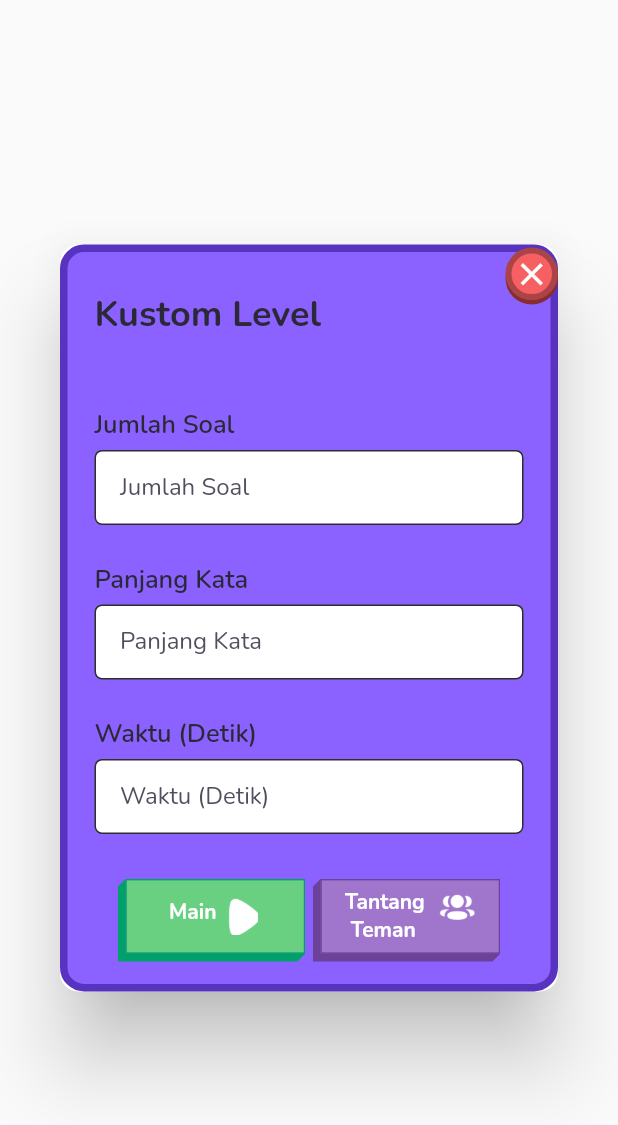
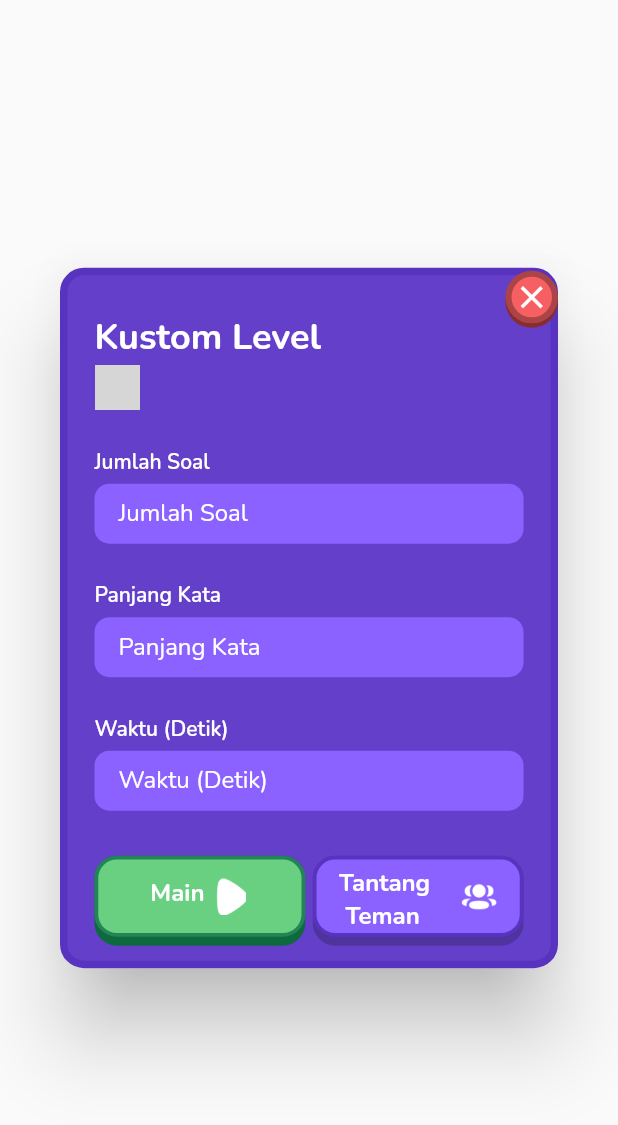
Before and after one commit to gdochadipa/acak-kata-mobile, a Flutter app: the CustomMatchForm widget shown alone on an empty page, opened directly with empty values, on a phone screen of 412 x 824 dp. Shown: the top 1125 px of the screen. Run offline on Flutter 3.47's test engine with Material 2 defaults, Android fonts, the phone set to English and light mode, and no system bars; our stand-ins replace animate_do, auto_size_text, bouncing_widget, confetti, datetime_picker_formfield, flutter_staggered_animations and 8 more; accounts and stored records are empty; network calls fail; grey boxes are pictures that could not be loaded.

Commit message:
stage-6-1-1

```diff
--- a/lib/widgets/level_card.dart
+++ b/lib/widgets/level_card.dart
@@ -73,13 +73,26 @@ class _ItemLevelCardState extends State<ItemLevelCard> {
                                           style: whiteTextStyle.copyWith(
                                               fontSize: 21, fontWeight: bold),
                                         ),
+                                        Row(
+                                          children: [
+                                            Image.asset(
+                                              'assets/images/${widget.languageModel!.language_icon}',
+                                              width: 30,
+                                              height: 30,
+                                            ),
+                                            const SizedBox(
+                                              width: 10,
+                                            ),
                                             Text(
                                               (setLanguage.code == 'en'
                                                   ? '${widget.languageModel!.language_name_en}'
                                                   : '${widget.languageModel!.language_name_id}'),
                                               style: whiteTextStyle.copyWith(
-                                              fontSize: 14, fontWeight: bold),
+                                                  fontSize: 14,
+                                                  fontWeight: bold),
                                             )
+                                          ],
+                                        ),
                                       ],
                                     ),
                                     alignment: Alignment.topLeft,
--- a/lib/widgets/popover/custom_match_form.dart
+++ b/lib/widgets/popover/custom_match_form.dart
@@ -5,6 +5,7 @@ import 'package:acakkata/models/language_model.dart';
 import 'package:acakkata/models/level_model.dart';
 import 'package:acakkata/pages/in_game/offline_game_play_page.dart';
 import 'package:acakkata/theme.dart';
+import 'package:acakkata/widgets/button/button_bounce.dart';
 import 'package:acakkata/widgets/clicky_button.dart';
 import 'package:acakkata/widgets/custom_page_route.dart';
 import 'package:acakkata/widgets/popover/popover_listview.dart';
@@ -62,11 +63,9 @@ class _CustomMatchFormState extends State<CustomMatchForm> {
       }
     }
 
-    return Container(
-      child: Dialog(
+    return Dialog(
       insetAnimationCurve: Curves.easeInOut,
-        shape:
-            RoundedRectangleBorder(borderRadius: BorderRadius.circular(12.0)),
+      shape: RoundedRectangleBorder(borderRadius: BorderRadius.circular(16.0)),
       child: SingleChildScrollView(
         child: PopoverListView(
           child: Form(
@@ -81,19 +80,32 @@ class _CustomMatchFormState extends State<CustomMatchForm> {
                     children: [
                       Text(setLanguage.custom_level,
                           textAlign: TextAlign.left,
-                            style: blackTextStyle.copyWith(
+                          style: whiteTextStyle.copyWith(
                             fontSize: 24,
                             fontWeight: bold,
                           )),
                       const SizedBox(
                         height: 1.85,
                       ),
-                        Text("${widget.languageModel!.language_name_en}",
-                            textAlign: TextAlign.left,
-                            style: blackTextStyle.copyWith(
-                              fontSize: 14,
-                              fontWeight: medium,
-                            )),
+                      Row(
+                        children: [
+                          Image.asset(
+                            'assets/images/${widget.languageModel!.language_icon}',
+                            width: 30,
+                            height: 30,
+                          ),
+                          const SizedBox(
+                            width: 10,
+                          ),
+                          Text(
+                            (setLanguage.code == 'en'
+                                ? '${widget.languageModel!.language_name_en}'
+                                : '${widget.languageModel!.language_name_id}'),
+                            style: whiteTextStyle.copyWith(
+                                fontSize: 14, fontWeight: bold),
+                          )
+                        ],
+                      ),
                     ],
                   ),
                 ),
@@ -105,25 +117,25 @@ class _CustomMatchFormState extends State<CustomMatchForm> {
                       Text(
                         setLanguage.question_count,
                         textAlign: TextAlign.left,
-                          style: blackTextStyle.copyWith(
-                              fontSize: 17, fontWeight: semiBold),
+                        style: whiteTextStyle.copyWith(
+                            fontSize: 14, fontWeight: semiBold),
                       ),
                       const SizedBox(
                         height: 5,
                       ),
                       Container(
-                          height: 50,
+                        height: 40,
                         padding: const EdgeInsets.symmetric(horizontal: 16),
                         decoration: BoxDecoration(
-                              border: Border.all(color: blackColor),
-                              color: whiteColor,
-                              borderRadius: BorderRadius.circular(5)),
+                            color: primaryColor,
+                            borderRadius: BorderRadius.circular(10)),
                         child: Center(
                           child: Row(
                             children: [
                               Expanded(
                                   child: TextFormField(
-                                  keyboardType: const TextInputType.numberWithOptions(
+                                keyboardType:
+                                    const TextInputType.numberWithOptions(
                                         decimal: false, signed: false),
                                 controller: questionNumber,
                                 validator: (text) {
@@ -131,16 +143,18 @@ class _CustomMatchFormState extends State<CustomMatchForm> {
                                     return setLanguage.question_number;
                                   }
                                   if (!(double.parse(text) >= 5)) {
-                                      return setLanguage.question_number_error_min;
+                                    return setLanguage
+                                        .question_number_error_min;
                                   }
                                   if (!(double.parse(text) <= 25)) {
-                                      return setLanguage.question_number_error_max;
+                                    return setLanguage
+                                        .question_number_error_max;
                                   }
                                   return null;
                                 },
                                 decoration: InputDecoration.collapsed(
                                     hintText: setLanguage.question_count,
-                                      hintStyle: subtitleTextStyle),
+                                    hintStyle: whiteTextStyle),
                               ))
                             ],
                           ),
@@ -156,25 +170,25 @@ class _CustomMatchFormState extends State<CustomMatchForm> {
                     children: [
                       Text(
                         setLanguage.word_length,
-                          style: blackTextStyle.copyWith(
-                              fontSize: 17, fontWeight: semiBold),
+                        style: whiteTextStyle.copyWith(
+                            fontSize: 14, fontWeight: semiBold),
                       ),
                       const SizedBox(
                         height: 5,
                       ),
                       Container(
-                          height: 50,
+                        height: 40,
                         padding: const EdgeInsets.symmetric(horizontal: 16),
                         decoration: BoxDecoration(
-                              border: Border.all(color: blackColor),
-                              color: whiteColor,
-                              borderRadius: BorderRadius.circular(5)),
+                            color: primaryColor,
+                            borderRadius: BorderRadius.circular(10)),
                         child: Row(
                           children: [
                             Expanded(
                                 child: TextFormField(
                               controller: lengthWord,
-                                keyboardType: const TextInputType.numberWithOptions(
+                              keyboardType:
+                                  const TextInputType.numberWithOptions(
                                       decimal: false, signed: false),
                               validator: (text) {
                                 if (text!.isEmpty) {
@@ -190,7 +204,7 @@ class _CustomMatchFormState extends State<CustomMatchForm> {
                               },
                               decoration: InputDecoration.collapsed(
                                   hintText: setLanguage.word_length,
-                                    hintStyle: subtitleTextStyle),
+                                  hintStyle: whiteTextStyle),
                             ))
                           ],
                         ),
@@ -206,26 +220,26 @@ class _CustomMatchFormState extends State<CustomMatchForm> {
                       Text(
                         '${setLanguage.time} (${setLanguage.second})',
                         textAlign: TextAlign.left,
-                          style: blackTextStyle.copyWith(
-                              fontSize: 17, fontWeight: semiBold),
+                        style: whiteTextStyle.copyWith(
+                            fontSize: 14, fontWeight: semiBold),
                       ),
                       const SizedBox(
                         height: 5,
                       ),
                       Container(
-                          height: 50,
+                        height: 40,
                         padding: const EdgeInsets.symmetric(horizontal: 16),
                         decoration: BoxDecoration(
-                              border: Border.all(color: blackColor),
-                              color: whiteColor,
-                              borderRadius: BorderRadius.circular(5)),
+                            color: primaryColor,
+                            borderRadius: BorderRadius.circular(10)),
                         child: Center(
                           child: Row(
                             children: [
                               Expanded(
                                   child: TextFormField(
                                 controller: questionTime,
-                                  keyboardType: const TextInputType.numberWithOptions(
+                                keyboardType:
+                                    const TextInputType.numberWithOptions(
                                         decimal: false, signed: false),
                                 validator: (text) {
                                   if (text!.isEmpty) {
@@ -242,7 +256,7 @@ class _CustomMatchFormState extends State<CustomMatchForm> {
                                 decoration: InputDecoration.collapsed(
                                     hintText:
                                         '${setLanguage.time} (${setLanguage.second})',
-                                      hintStyle: subtitleTextStyle),
+                                    hintStyle: whiteTextStyle),
                               ))
                             ],
                           ),
@@ -257,18 +271,19 @@ class _CustomMatchFormState extends State<CustomMatchForm> {
                     mainAxisAlignment: MainAxisAlignment.center,
                     children: [
                       Flexible(
-                            child: Container(
-                          child: ClickyButton(
+                          child: ButtonBounce(
                               color: greenColor,
-                              shadowColor: greenAccentColor,
-                              width: 120,
-                              height: 60,
+                              borderColor: greenColor2,
+                              shadowColor: greenColor3,
+                              heightButton: 60,
+                              widthButton: 150,
+                              child: Center(
                                 child: Wrap(
                                   children: [
                                     Text(
                                       setLanguage.play,
                                       style: whiteTextStyle.copyWith(
-                                        fontSize: 14, fontWeight: bold),
+                                          fontSize: 16, fontWeight: bold),
                                     ),
                                     const SizedBox(
                                       width: 5,
@@ -280,41 +295,45 @@ class _CustomMatchFormState extends State<CustomMatchForm> {
                                     )
                                   ],
                                 ),
-                              onPressed: () {
+                              ),
+                              onClick: () {
                                 Timer(const Duration(milliseconds: 500), () {
                                   _saveForm();
                                 });
-                              }),
-                        )),
+                              })),
                       const SizedBox(
                         width: 5,
                       ),
                       Flexible(
-                            child: Container(
-                          child: ClickyButton(
-                              color: purpleColor,
-                              shadowColor: purpleAccentColor,
-                              width: 120,
-                              height: 60,
-                              child: Wrap(
+                          child: ButtonBounce(
+                              color: primaryColor,
+                              borderColor: primaryColor2,
+                              shadowColor: primaryColor3,
+                              heightButton: 60,
+                              widthButton: 150,
+                              child: Stack(
                                 children: [
-                                  Text(
+                                  Container(
+                                    alignment: Alignment.centerLeft,
+                                    margin: const EdgeInsets.only(left: 10),
+                                    child: Text(
                                       setLanguage.challenge,
                                       style: whiteTextStyle.copyWith(
-                                        fontSize: 14, fontWeight: bold),
+                                          fontSize: 16, fontWeight: bold),
                                     ),
-                                  const SizedBox(
-                                    width: 5,
                                   ),
-                                  Image.asset(
+                                  Container(
+                                    alignment: Alignment.centerRight,
+                                    margin: const EdgeInsets.only(right: 10),
+                                    child: Image.asset(
                                       'assets/images/icon_group_white.png',
                                       height: 25,
                                       width: 25,
+                                    ),
                                   )
                                 ],
                               ),
-                              onPressed: () {}),
-                        ))
+                              onClick: () {}))
                     ],
                   ),
                 ),
@@ -323,7 +342,6 @@ class _CustomMatchFormState extends State<CustomMatchForm> {
           ),
         ),
       ),
-      ),
     );
   }
 }
--- a/lib/widgets/popover/popover_listview.dart
+++ b/lib/widgets/popover/popover_listview.dart
@@ -19,7 +19,7 @@ class PopoverListView extends StatelessWidget {
               alignment: Alignment.center,
               padding: const EdgeInsets.all(10),
               decoration: BoxDecoration(
-                  color: primaryColor,
+                  color: primaryColor5,
                   borderRadius: const BorderRadius.all(Radius.circular(16)),
                   border: Border.all(width: 5, color: primaryColor2)),
               child: child,
```
Lines whose indentation alone changed are shown as unchanged.
